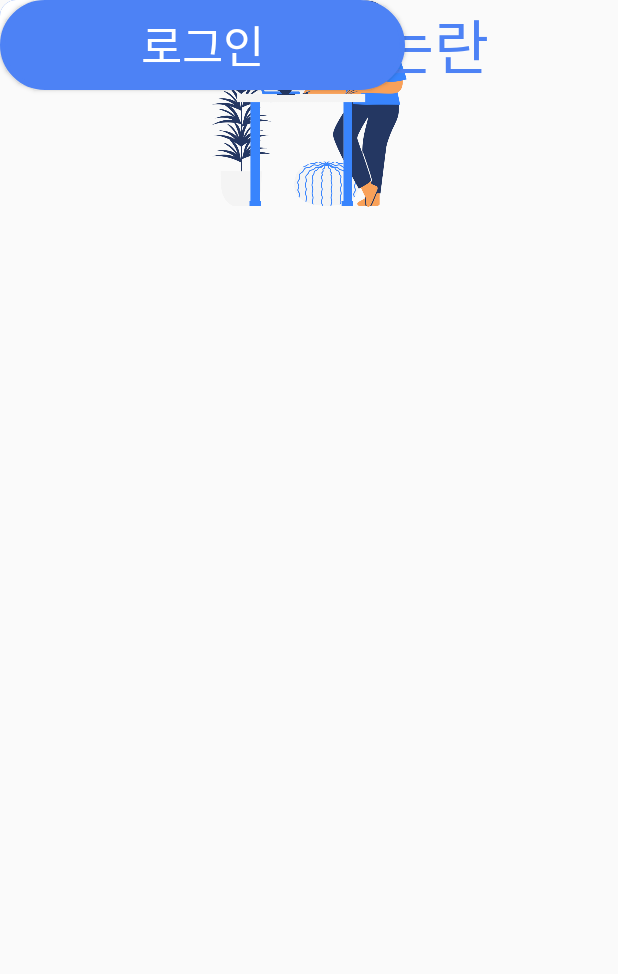
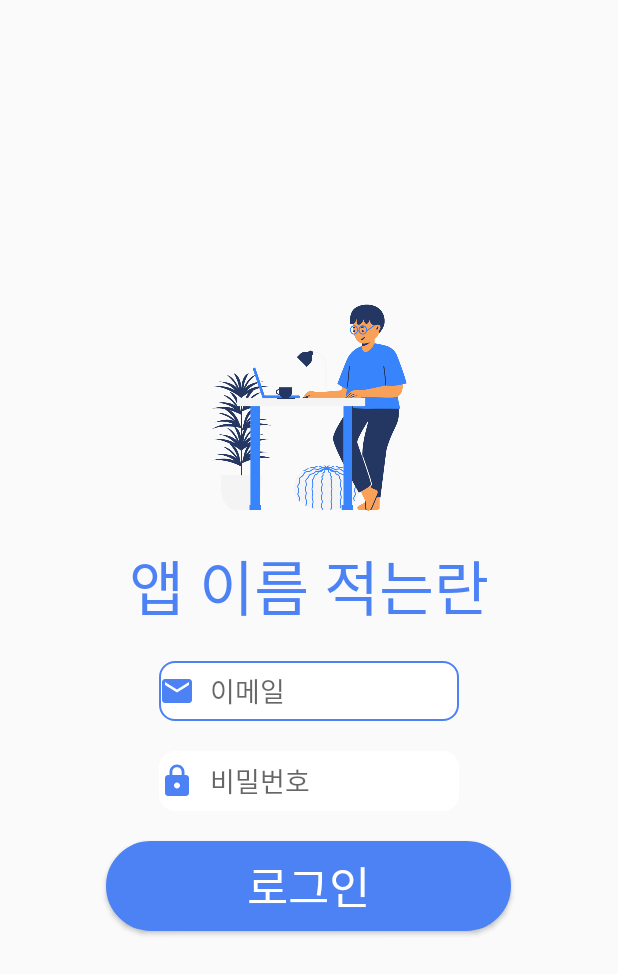
Before and after one commit to GachonUniv-GraduationProject/Android-Frontend, an Android app: the layout login.xml on its own in the app's theme, with its tools: preview values and no code run, on a phone screen of 412 x 824 dp. Shown: the top 974 px of the screen. Run offline under Robolectric (Android 15) with nearby library versions, the light colour scheme and no system bars.

Commit message:
First Page + Join + Login

```diff
--- a/app/src/main/res/drawable/ic_password.xml
+++ b/app/src/main/res/drawable/ic_password.xml
@@ -1,4 +1,5 @@
 <vector android:height="24dp" android:tint="#4D82F5"
+
     android:viewportHeight="24" android:viewportWidth="24"
     android:width="24dp" xmlns:android="http://schemas.android.com/apk/res/android">
     <path android:fillColor="@android:color/white" android:pathData="M18,8h-1L17,6c0,-2.76 -2.24,-5 -5,-5S7,3.24 7,6v2L6,8c-1.1,0 -2,0.9 -2,2v10c0,1.1 0.9,2 2,2h12c1.1,0 2,-0.9 2,-2L20,10c0,-1.1 -0.9,-2 -2,-2zM12,17c-1.1,0 -2,-0.9 -2,-2s0.9,-2 2,-2 2,0.9 2,2 -0.9,2 -2,2zM15.1,8L8.9,8L8.9,6c0,-1.71 1.39,-3.1 3.1,-3.1 1.71,0 3.1,1.39 3.1,3.1v2z"/>
--- a/app/src/main/res/layout/activity_bubble_chart.xml
+++ b/app/src/main/res/layout/activity_bubble_chart.xml
@@ -1,4 +1,5 @@
 <?xml version="1.0" encoding="utf-8"?>
+
 <androidx.constraintlayout.widget.ConstraintLayout xmlns:android="http://schemas.android.com/apk/res/android"
     xmlns:app="http://schemas.android.com/apk/res-auto"
     xmlns:tools="http://schemas.android.com/tools"
--- a/app/src/main/res/layout/login.xml
+++ b/app/src/main/res/layout/login.xml
@@ -1,21 +1,22 @@
 <?xml version="1.0" encoding="utf-8"?>
-<androidx.constraintlayout.widget.ConstraintLayout xmlns:android="http://schemas.android.com/apk/res/android"
+<LinearLayout
+    xmlns:android="http://schemas.android.com/apk/res/android"
     xmlns:app="http://schemas.android.com/apk/res-auto"
     xmlns:tools="http://schemas.android.com/tools"
     android:layout_width="match_parent"
     android:layout_height="match_parent"
-    tools:context=".MainActivity">
+    android:orientation="vertical"
+    android:gravity="center"
+    tools:context=".MainActivity"
+    >
 
     <ImageView
         android:id="@+id/imageView"
         android:layout_width="148dp"
         android:layout_height="138dp"
-        app:layout_constraintEnd_toEndOf="parent"
-        app:layout_constraintHorizontal_bias="0.5"
-        app:layout_constraintStart_toStartOf="parent"
         app:srcCompat="@drawable/main"
-        tools:ignore="MissingConstraints"
-        tools:layout_editor_absoluteY="148dp" />
+        android:layout_margin="10dp"
+        />
 
     <TextView
         android:id="@+id/Title"
@@ -24,14 +25,11 @@
         android:text="앱 이름 적는란"
         android:textColor="#4D82F5"
         android:textSize="40sp"
-        app:layout_constraintEnd_toEndOf="parent"
-        app:layout_constraintHorizontal_bias="0.5"
-        app:layout_constraintStart_toStartOf="parent"
-        tools:ignore="MissingConstraints"
-        tools:layout_editor_absoluteY="299dp" />
+        android:layout_margin="10dp"
+        />
 
     <EditText
-        android:id="@+id/editTextTextEmailAddress"
+        android:id="@+id/input_email"
         android:layout_width="200dp"
         android:layout_height="40dp"
         android:ems="10"
@@ -40,37 +38,32 @@
         android:drawableStart="@drawable/ic_email"
         android:hint="이메일"
         android:drawablePadding="10dp"
-        tools:layout_editor_absoluteX="102dp"
-        tools:layout_editor_absoluteY="375dp"
-        tools:ignore="MissingConstraints" />
+        android:layout_margin="10dp"
+
+        />
 
     <EditText
-        android:id="@+id/editTextTextPassword"
+        android:id="@+id/input_password"
         android:layout_width="200dp"
         android:layout_height="40dp"
         android:background="@drawable/custom_input"
         android:drawableStart="@drawable/ic_password"
-
         android:drawablePadding="10dp"
         android:ems="10"
         android:hint="비밀번호"
         android:inputType="textPassword"
-        tools:ignore="MissingConstraints"
-        tools:layout_editor_absoluteX="102dp"
-        tools:layout_editor_absoluteY="436dp" />
+        android:layout_margin="10dp"
+        />
 
     <Button
-        android:id="@+id/signup_btn"
-
+        android:id="@+id/login_btn2"
         android:layout_width="270dp"
         android:layout_height="60dp"
         android:background="@drawable/signupbuttonshape"
         android:text="로그인"
         android:textColor="#FFFFFF"
         android:textSize="30sp"
-        tools:ignore="MissingConstraints"
-        tools:layout_editor_absoluteX="70dp"
-        tools:layout_editor_absoluteY="508dp" />
+        android:layout_margin="10dp"
+        />
 
-
-</androidx.constraintlayout.widget.ConstraintLayout>
+</LinearLayout>
```
Also changed, not shown: app/src/main/AndroidManifest.xml (+14 -8 lines), app/src/main/java/com/example/graduationproject/JoinActivity.java (added, +30 -0 lines), app/src/main/java/com/example/graduationproject/LoginActivity.java (added, +41 -0 lines), app/src/main/java/com/example/graduationproject/MainActivity.java (+20 -1 lines), app/src/main/res/layout/activity_main.xml (+17 -33 lines), app/src/main/res/layout/signup.xml (+26 -39 lines).
